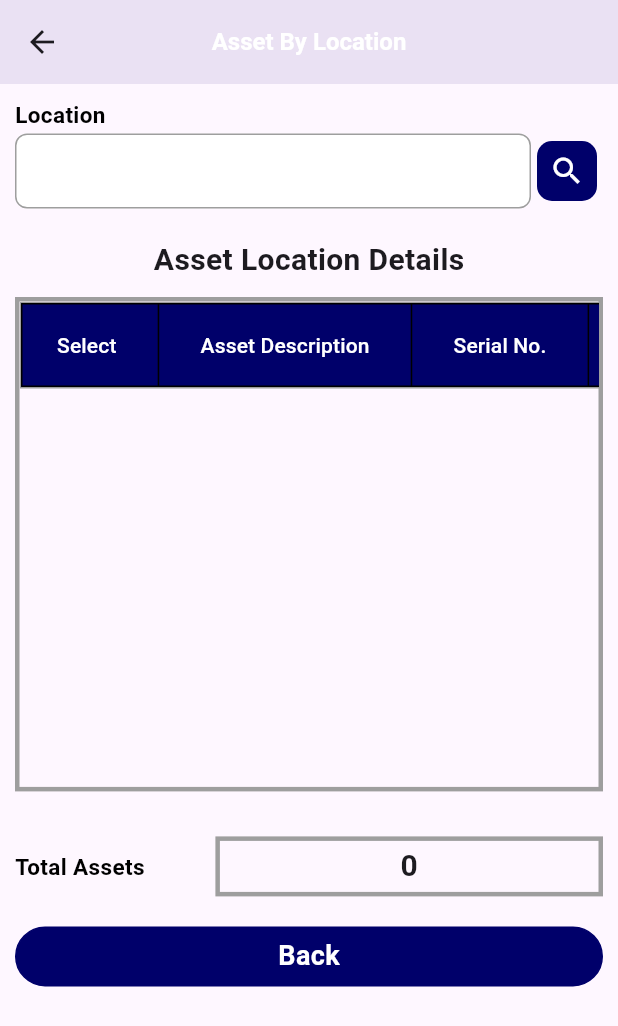
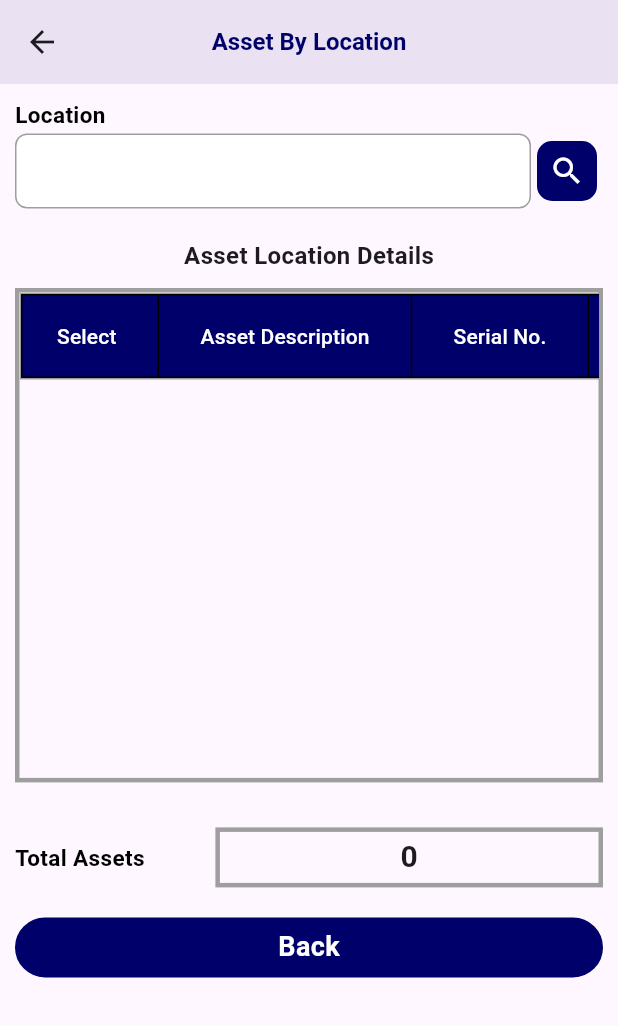
Before and after one commit to faysalzaman/FATS_Nartec, a Flutter app: the AssetByLocationScreen screen opened directly, on a phone screen of 412 x 824 dp. Shown: the top 1026 px of the screen. Run offline on Flutter 3.47's test engine with Material 3 defaults, Android fonts, the light colour scheme and no system bars; our stand-ins replace barcode_widget, dropdown_search, get, image_picker, pdf, printing and 1 more; accounts and stored records are empty.

Commit message:
chore: Update asset by location screen UI styling

```diff
--- a/lib/screens/AssetByLocation/asset_by_location_screen.dart
+++ b/lib/screens/AssetByLocation/asset_by_location_screen.dart
@@ -33,7 +33,14 @@ class _AssetByLocationScreenState extends State<AssetByLocationScreen> {
   Widget build(BuildContext context) {
     return Scaffold(
       appBar: AppBar(
-        title: const Text('Asset By Location'),
+        title: Text(
+          'Asset By Location',
+          style: TextStyle(
+            color: Constant.primaryColor,
+            fontSize: 16,
+            fontWeight: FontWeight.bold,
+          ),
+        ),
         centerTitle: true,
         elevation: 10,
       ),
@@ -136,7 +143,7 @@ class _AssetByLocationScreenState extends State<AssetByLocationScreen> {
                   const Text(
                     "Asset Location Details",
                     style: TextStyle(
-                      fontSize: 20,
+                      fontSize: 16,
                       fontWeight: FontWeight.bold,
                     ),
                   ),
@@ -204,8 +211,8 @@ class _AssetByLocationScreenState extends State<AssetByLocationScreen> {
                                             getAllAssetByLocationList
                                                 .indexOf(e)],
                                         onChanged: (value) {
-                                          setState(() {
-                                            // can select only one checkbox at a time
+                                          setState(
+                                            () {
                                               for (int i = 0;
                                                   i < isMarked.length;
                                                   i++) {
@@ -213,7 +220,8 @@ class _AssetByLocationScreenState extends State<AssetByLocationScreen> {
                                               }
                                               isMarked[getAllAssetByLocationList
                                                   .indexOf(e)] = value!;
-                                          });
+                                            },
+                                          );
                                         },
                                       ),
                                     ),
@@ -221,24 +229,56 @@ class _AssetByLocationScreenState extends State<AssetByLocationScreen> {
                                       Text(
                                         e.aSSETdESCRIPTION ?? '',
                                         textAlign: TextAlign.center,
+                                        style: TextStyle(
+                                          fontSize: 12,
+                                          color: isMarked[
+                                                  getAllAssetByLocationList
+                                                      .indexOf(e)]
+                                              ? Colors.blue
+                                              : Colors.black,
+                                        ),
                                       ),
                                     ),
                                     DataCell(
                                       Text(
                                         e.sERIALnUMBER ?? '',
                                         textAlign: TextAlign.center,
+                                        style: TextStyle(
+                                          fontSize: 12,
+                                          color: isMarked[
+                                                  getAllAssetByLocationList
+                                                      .indexOf(e)]
+                                              ? Colors.blue
+                                              : Colors.black,
+                                        ),
                                       ),
                                     ),
                                     DataCell(
                                       Text(
                                         e.tagNumber ?? '',
                                         textAlign: TextAlign.center,
+                                        style: TextStyle(
+                                          fontSize: 12,
+                                          color: isMarked[
+                                                  getAllAssetByLocationList
+                                                      .indexOf(e)]
+                                              ? Colors.blue
+                                              : Colors.black,
+                                        ),
                                       ),
                                     ),
                                     DataCell(
                                       Text(
                                         e.minorCategoryDescription ?? '',
                                         textAlign: TextAlign.center,
+                                        style: TextStyle(
+                                          fontSize: 12,
+                                          color: isMarked[
+                                                  getAllAssetByLocationList
+                                                      .indexOf(e)]
+                                              ? Colors.blue
+                                              : Colors.black,
+                                        ),
                                       ),
                                     ),
                                   ],
```
Lines whose indentation alone changed are shown as unchanged.
